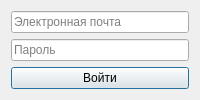
Before: the Qt Designer form loginwindow.ui in abdull-vetrom/TickteSystem, drawn with Qt 5.
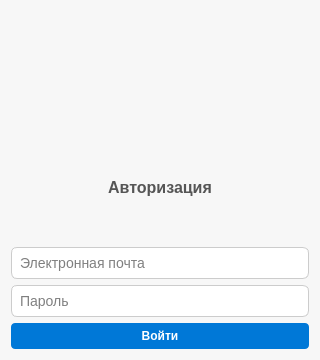
After: the same form once the commit is applied. Icons and pictures are not drawn.

Patch:
```diff
--- a/loginwindow.ui
+++ b/loginwindow.ui
@@ -2,10 +2,109 @@
 <ui version="4.0">
  <class>LoginWindow</class>
  <widget class="QDialog" name="LoginWindow">
+  <property name="minimumSize">
+   <size>
+    <width>320</width>
+    <height>360</height>
+   </size>
+  </property>
   <property name="windowTitle">
-   <string>Вход</string>
+   <string>Тикет-система</string>
+  </property>
+  <property name="styleSheet">
+   <string notr="true">
+QDialog {
+    background-color: #f7f7f7;
+}
+QLineEdit {
+    border: 1px solid #ccc;
+    border-radius: 6px;
+    padding: 6px;
+    font-size: 14px;
+}
+QPushButton {
+    background-color: #0078d7;
+    color: white;
+    font-weight: bold;
+    padding: 6px;
+    border-radius: 4px;
+}
+QPushButton:hover {
+    background-color: #005fa1;
+}
+QLabel#titleLabel {
+    font-size: 16px;
+    font-weight: bold;
+    color: #555;
+    margin-bottom: 12px;
+}
+   </string>
   </property>
   <layout class="QVBoxLayout" name="verticalLayout">
+   <!-- Логотип -->
+   <item>
+    <layout class="QHBoxLayout">
+     <item>
+      <spacer name="leftSpacer">
+       <property name="orientation">
+        <enum>Qt::Horizontal</enum>
+       </property>
+       <property name="sizeType">
+        <enum>QSizePolicy::Expanding</enum>
+       </property>
+      </spacer>
+     </item>
+     <item>
+     <widget class="QLabel" name="logoLabel">
+      <property name="minimumSize">
+       <size>
+        <width>128</width>
+        <height>128</height>
+       </size>
+      </property>
+      <property name="maximumSize">
+       <size>
+        <width>512</width>
+        <height>512</height>
+       </size>
+      </property>
+      <property name="pixmap">
+       <pixmap resource="resources.qrc">:/icons/logo.png</pixmap>
+      </property>
+      <property name="scaledContents">
+       <bool>true</bool>
+      </property>
+      <property name="alignment">
+       <set>Qt::AlignCenter</set>
+      </property>
+     </widget>
+     </item>
+     <item>
+      <spacer name="rightSpacer">
+       <property name="orientation">
+        <enum>Qt::Horizontal</enum>
+       </property>
+       <property name="sizeType">
+        <enum>QSizePolicy::Expanding</enum>
+       </property>
+      </spacer>
+     </item>
+    </layout>
+   </item>
+
+   <!-- Заголовок -->
+   <item>
+    <widget class="QLabel" name="titleLabel">
+     <property name="text">
+      <string>Авторизация</string>
+     </property>
+     <property name="alignment">
+      <set>Qt::AlignCenter</set>
+     </property>
+    </widget>
+   </item>
+
+   <!-- Поля и кнопка -->
    <item>
     <widget class="QLineEdit" name="emailEdit">
      <property name="placeholderText">
```
Left out of the diff: 10 changed lines with no effect on the pictures.
